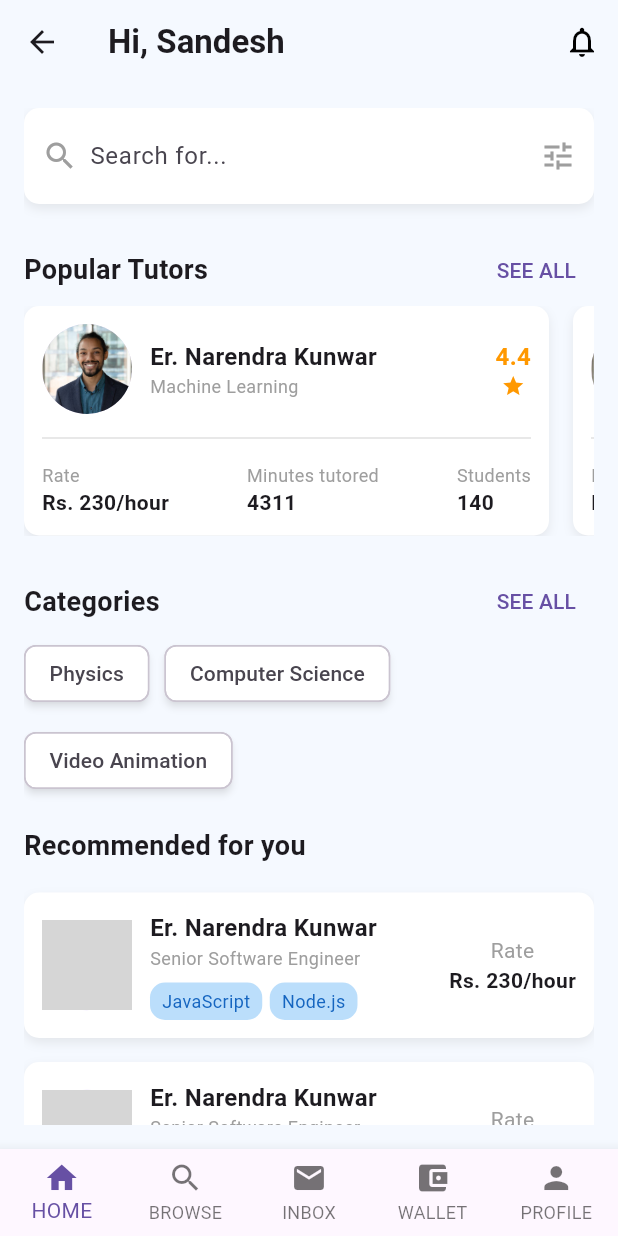
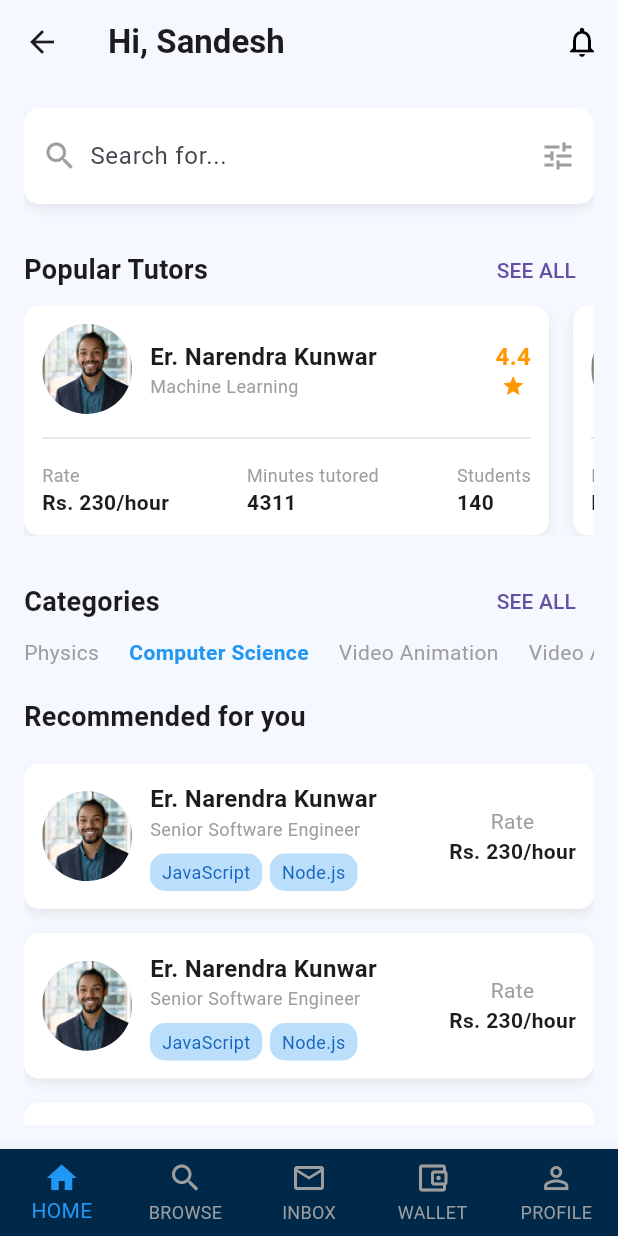
Before and after one commit to sandeshs0/tutorMe, a Flutter app: the DashboardView screen opened directly, on a phone screen of 412 x 824 dp. Run offline on Flutter 3.47's test engine with Material 3 defaults, Android fonts, the phone set to English and light mode, and no system bars; grey boxes are pictures that could not be loaded.

```diff
--- a/lib/view/dashboard_view.dart
+++ b/lib/view/dashboard_view.dart
@@ -104,15 +104,34 @@ class DashboardView extends StatelessWidget {
                   )
                 ],
               ),
-              Wrap(
-                spacing: 10,
-                runSpacing: 10,
-                children: [
-                  _buildCategoryChip('Physics'),
-                  _buildCategoryChip('Computer Science'),
-                  _buildCategoryChip('Video Animation'),
-                ],
-              ),
+  const SingleChildScrollView(
+    scrollDirection: Axis.horizontal,
+    child:  Row(
+    children: [
+      Text(
+        'Physics',
+        style: TextStyle(color: Colors.grey, fontSize: 14),
+      ),
+      SizedBox(width: 20),
+      Text(
+        'Computer Science',
+        style: TextStyle(
+            color: Colors.blue, fontSize: 14, fontWeight: FontWeight.bold),
+      ),
+      SizedBox(width: 20),
+      Text(
+        'Video Animation',
+        style: TextStyle(color: Colors.grey, fontSize: 14),
+      ),
+      SizedBox(width: 20),
+      Text(
+        'Video Animation',
+        style: TextStyle(color: Colors.grey, fontSize: 14),
+      ),
+    ],
+    ),
+  ),
+
               const SizedBox(height: 20),
 
               // Recommended Section
@@ -125,13 +144,17 @@ class DashboardView extends StatelessWidget {
                 children: [
                   _buildRecommendationCard(context),
                   _buildRecommendationCard(context),
+                  _buildRecommendationCard(context),
+                  _buildRecommendationCard(context),
                 ],
               ),
             ],
           ),
         ),
-      ),
-      bottomNavigationBar: BottomNavigationBar(
+      ),bottomNavigationBar: BottomNavigationBar(
+        backgroundColor: const Color.fromARGB(255, 0, 40, 73),
+        selectedItemColor: Colors.blue,
+        unselectedItemColor: Colors.grey,
         type: BottomNavigationBarType.fixed,
         items: const [
           BottomNavigationBarItem(
@@ -139,11 +162,11 @@ class DashboardView extends StatelessWidget {
           BottomNavigationBarItem(
               icon: Icon(Icons.search), label: 'BROWSE'),
           BottomNavigationBarItem(
-              icon: Icon(Icons.mail), label: 'INBOX'),
+              icon: Icon(Icons.mail_outline), label: 'INBOX'),
           BottomNavigationBarItem(
-              icon: Icon(Icons.account_balance_wallet), label: 'WALLET'),
+              icon: Icon(Icons.account_balance_wallet_outlined), label: 'WALLET'),
           BottomNavigationBarItem(
-              icon: Icon(Icons.person), label: 'PROFILE'),
+              icon: Icon(Icons.person_outline), label: 'PROFILE'),
         ],
       ),
     );
@@ -243,14 +266,14 @@ class DashboardView extends StatelessWidget {
     );
   }
 
-  Widget _buildCategoryChip(String label) {
-    return Chip(
-      label: Text(label),
-      backgroundColor: Colors.white,
-      elevation: 2,
-      shadowColor: Colors.grey.withOpacity(0.3),
-    );
-  }
+  // Widget _buildCategoryChip(String label) {
+  //   return Chip(
+  //     label: Text(label),
+  //     backgroundColor: Colors.white,
+  //     elevation: 2,
+  //     shadowColor: Colors.grey.withOpacity(0.3),
+  //   );
+  // }
 
   Widget _buildRecommendationCard(BuildContext context) {
     return Container(
@@ -270,7 +293,7 @@ class DashboardView extends StatelessWidget {
       child: Row(
         children: [
           const CircleAvatar(
-            backgroundImage: NetworkImage('https://via.placeholder.com/150'),
+            backgroundImage: AssetImage('assets/images/avatar.jpg'),
             radius: 30,
           ),
           const SizedBox(width: 12),
```
